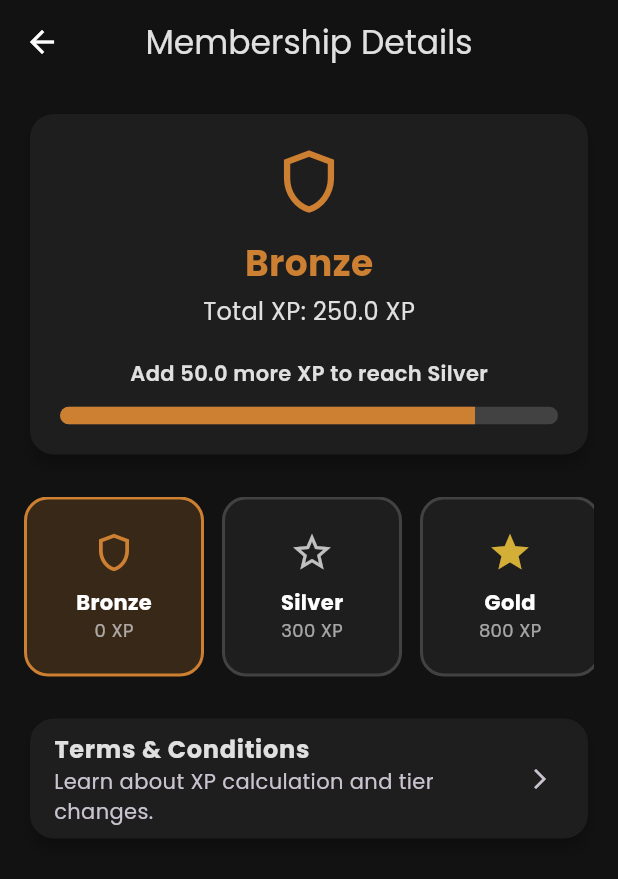
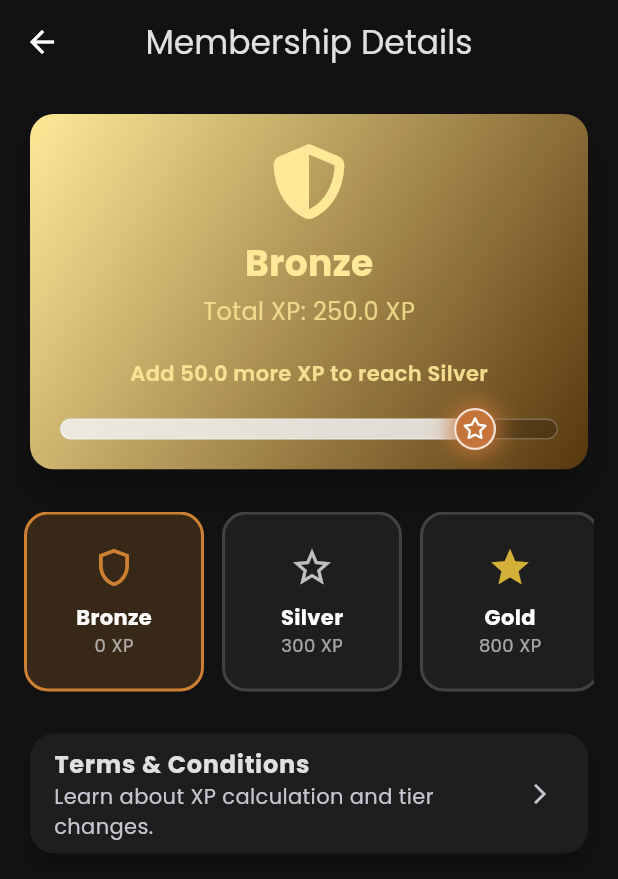
Before and after one commit to aryaravapradana/mobproguts, a Flutter app: the MembershipDetailPage screen opened directly with sample values from the repository, on a phone screen of 412 x 824 dp. Shown: the top 879 px of the screen. Run offline on Flutter 3.47's test engine with Material 3 defaults, Android fonts, the phone set to English and light mode, and no system bars; drawn by our look-alikes of flutter_animate; our stand-ins replace carousel_slider, font_awesome_flutter, google_fonts, qr_flutter; missing offline and left inert: mobile_scanner; accounts and stored records are empty.

Commit message:
memodifikasi looks card yang ada di membership card bagian akun dan menambhakan status bar

```diff
--- a/lib/data/user_data.dart
+++ b/lib/data/user_data.dart
@@ -57,7 +57,7 @@
     qrCode: "qr_user5",
   ),
 
-    UserModel(
+  UserModel(
     id: "test_user",
     name: "Test Account",
     email: "a",
@@ -65,7 +65,7 @@
     phone: "081234567894",
     poin: 1200,
     spending: 3000000,
-    xp: 2000.0,
+    xp: 900.0,
     qrCode: "qr_test_user",
   ),
 ];
--- a/lib/helpers/tier_style.dart
+++ b/lib/helpers/tier_style.dart
@@ -17,7 +17,13 @@
       );
     case 'Gold':
       return const LinearGradient(
-        colors: [Color(0xFFffd700), Color(0xFFf0c040)],
+        colors: [Color(0xFFffd700), Color(0xFFc5753a)],
+        begin: Alignment.topLeft,
+        end: Alignment.bottomRight,
+      );
+    case 'Platinum':
+      return const LinearGradient(
+        colors: [Color(0xFFe5e4e2), Color(0xFFb0c4de)],
         begin: Alignment.topLeft,
         end: Alignment.bottomRight,
       );
--- a/lib/screens/membership_detail_page.dart
+++ b/lib/screens/membership_detail_page.dart
@@ -1,8 +1,10 @@
 import 'package:flutter/material.dart';
+import 'package:font_awesome_flutter/font_awesome_flutter.dart';
 import 'package:google_fonts/google_fonts.dart';
 import 'package:intl/intl.dart';
 import 'package:project_midterms/colors.dart';
 import 'package:project_midterms/data/membership_data.dart';
+import 'package:project_midterms/helpers/tier_style.dart';
 import 'package:project_midterms/screens/tier_info_page.dart';
 import 'package:flutter_animate/flutter_animate.dart';
 
@@ -72,51 +74,113 @@
 
   Widget _buildHeader() {
     return Card(
+      elevation: 8,
+      shape: RoundedRectangleBorder(borderRadius: BorderRadius.circular(16)),
+      clipBehavior: Clip.antiAlias,
+      child: Container(
+        decoration: BoxDecoration(
+          gradient: getGradientForTier(_currentTier.name),
+        ),
         child: Padding(
           padding: const EdgeInsets.all(20.0),
           child: Column(
             children: [
-            Icon(_currentTier.icon, color: _currentTier.color, size: 50),
+              FaIcon(getFaIconForTier(_currentTier.name), color: getTextColorForTier(_currentTier.name), size: 50),
               const SizedBox(height: 12),
               Text(
                 _currentTier.name,
-              style: GoogleFonts.poppins(fontSize: 24, fontWeight: FontWeight.bold, color: _currentTier.color),
+                style: GoogleFonts.poppins(fontSize: 24, fontWeight: FontWeight.bold, color: getTextColorForTier(_currentTier.name)),
               ),
               const SizedBox(height: 4),
               Text(
                 'Total XP: ${_currentUserXp.toStringAsFixed(1)} XP',
-              style: GoogleFonts.poppins(color: AppColors.onSurface, fontSize: 16),
+                style: GoogleFonts.poppins(color: getTextColorForTier(_currentTier.name).withOpacity(0.8), fontSize: 16),
               ),
               const SizedBox(height: 20),
               _buildProgressBar(),
             ],
           ),
         ),
+      ),
     );
   }
 
   Widget _buildProgressBar() {
+    final textColor = getTextColorForTier(_currentTier.name);
+    final glowColor = getGlowColorForTier(_currentTier.name);
+    final isHighestTier = _nextTier == null;
+
     return Column(
       children: [
-        if (_nextTier != null)
+        if (!isHighestTier)
           Text(
             'Add ${_xpNeeded.toStringAsFixed(1)} more XP to reach ${_nextTier!.name}',
-            style: GoogleFonts.poppins(color: AppColors.onSurface, fontWeight: FontWeight.w600),
+            style: GoogleFonts.poppins(color: textColor.withOpacity(0.9), fontWeight: FontWeight.w600),
           )
         else
           Text(
             'You have reached the highest tier!',
-            style: GoogleFonts.poppins(color: AppColors.onSurface, fontWeight: FontWeight.w600),
+            style: GoogleFonts.poppins(color: Colors.white, fontWeight: FontWeight.w600),
           ),
-        const SizedBox(height: 12),
-        ClipRRect(
+        const SizedBox(height: 20),
+        LayoutBuilder(
+          builder: (context, constraints) {
+            final double barWidth = constraints.maxWidth;
+            final double indicatorDiameter = 28; // Made bigger
+            // Calculate position, ensuring it doesn't go out of bounds
+            final double indicatorPosition = (barWidth * _progress).clamp(indicatorDiameter / 2, barWidth - indicatorDiameter / 2) - (indicatorDiameter / 2);
+
+            return Stack(
+              clipBehavior: Clip.none,
+              alignment: Alignment.centerLeft,
+              children: [
+                // The progress bar background
+                Container(
+                  height: 14,
+                  width: barWidth,
+                  decoration: BoxDecoration(
                     borderRadius: BorderRadius.circular(10),
-          child: LinearProgressIndicator(
-            value: _progress,
-            minHeight: 12,
-            valueColor: AlwaysStoppedAnimation<Color>(_currentTier.color),
-            backgroundColor: AppColors.darkGrey,
+                    color: Colors.black.withOpacity(0.2),
+                    border: Border.all(color: Colors.white.withOpacity(0.25)),
                   ),
+                ),
+                // The progress bar value
+                Container(
+                  height: 14,
+                  width: barWidth * _progress,
+                  decoration: BoxDecoration(
+                    borderRadius: BorderRadius.circular(10),
+                    color: isHighestTier ? glowColor : Colors.white.withOpacity(0.8),
+                  ),
+                ),
+                // The glowing indicator
+                Positioned(
+                  left: indicatorPosition,
+                  child: Container(
+                    height: indicatorDiameter,
+                    width: indicatorDiameter,
+                    alignment: Alignment.center, // Centered the icon
+                    decoration: BoxDecoration(
+                      shape: BoxShape.circle,
+                      color: glowColor,
+                      border: Border.all(color: Colors.white.withOpacity(0.8), width: 1.5),
+                      boxShadow: [
+                        BoxShadow(
+                          color: glowColor.withOpacity(0.9),
+                          blurRadius: 12,
+                          spreadRadius: 3,
+                        ),
+                      ],
+                    ),
+                    child: FaIcon(isHighestTier ? FontAwesomeIcons.gem : FontAwesomeIcons.star, color: Colors.white, size: 14), // Made icon bigger
+                  ).animate(onPlay: (controller) => controller.repeat(reverse: true))
+                   .scale(duration: 1500.ms, end: const Offset(1.2, 1.2), curve: Curves.easeOut)
+                   .then(delay: 200.ms)
+                   .scale(duration: 1500.ms, end: const Offset(1, 1), curve: Curves.easeIn),
+                ),
+              ],
+            );
+          },
         ),
       ],
     );
@@ -231,3 +295,20 @@
     );
   }
 }
+
+IconData getFaIconForTier(String level) {
+  switch (level) {
+    case 'Bronze':
+      return FontAwesomeIcons.shieldHalved;
+    case 'Silver':
+      return FontAwesomeIcons.starHalfAlt;
+    case 'Gold':
+      return FontAwesomeIcons.star;
+    case 'Platinum':
+      return FontAwesomeIcons.solidCheckCircle;
+    case 'Diamond':
+      return FontAwesomeIcons.gem;
+    default:
+      return FontAwesomeIcons.questionCircle;
+  }
+}
```
Lines whose indentation alone changed are shown as unchanged.
